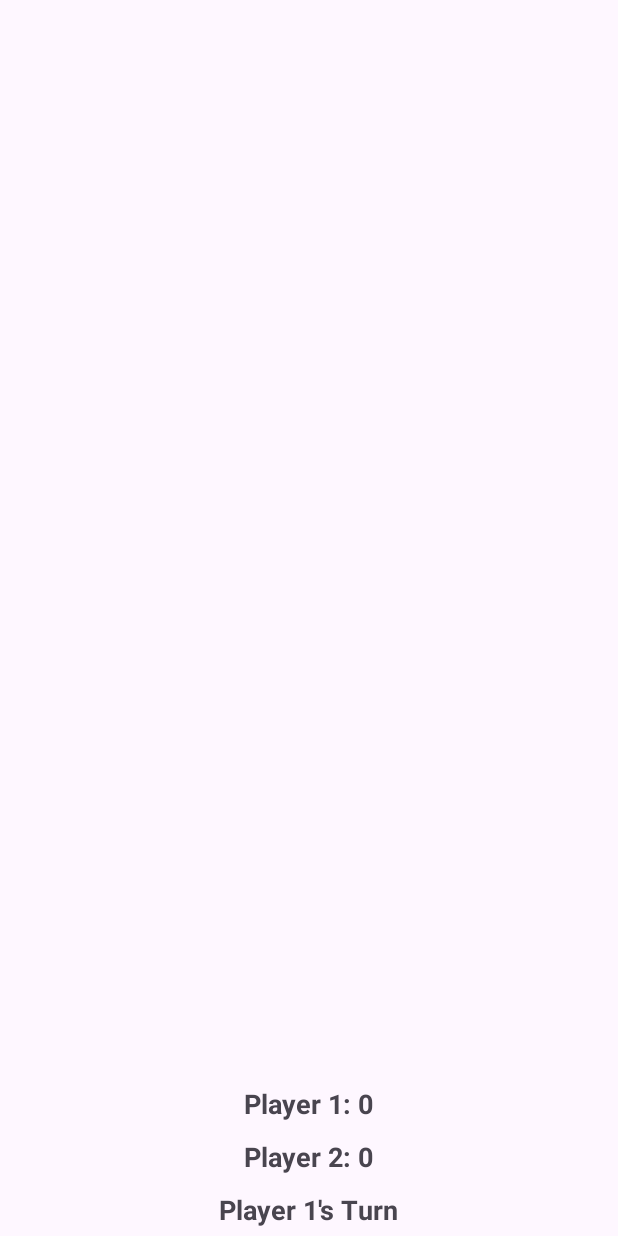
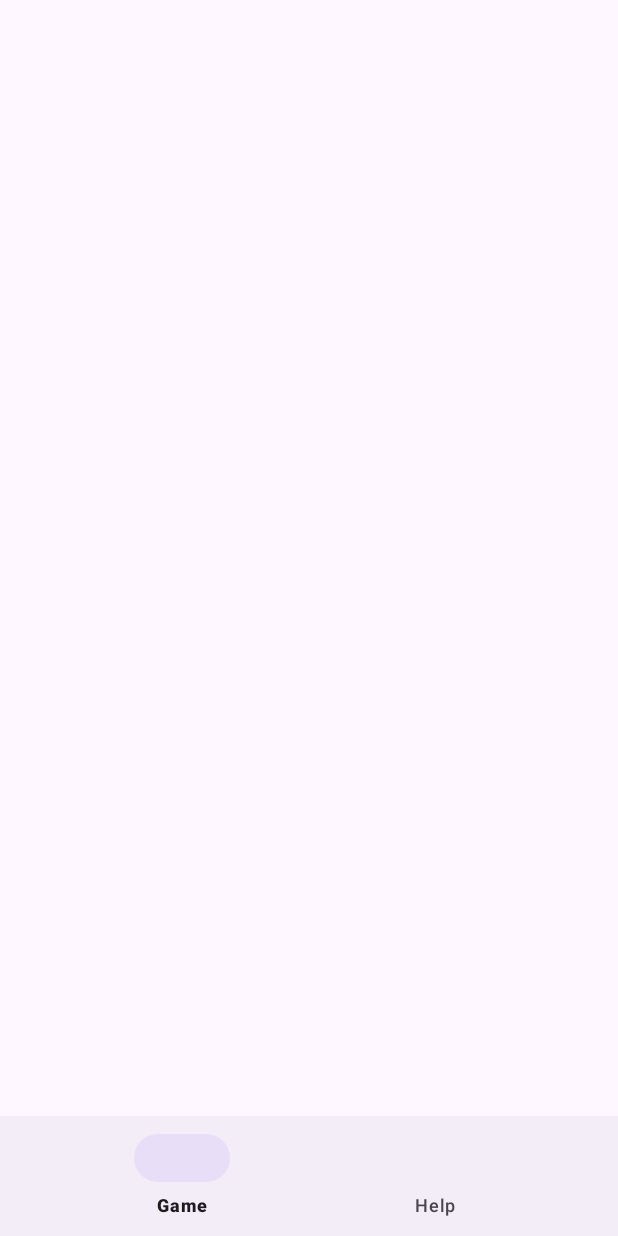
Before and after one commit to BrendanoElTaco/CSCI3660_Memory_Game, an Android app: the layout activity_main.xml on its own in the app's theme, with its tools: preview values and no code run, on a phone screen of 412 x 824 dp. Run offline under Robolectric (Android 15) with nearby library versions, the phone set to English and light mode, and no system bars.

Commit message:
Jamie added a functional nav bar and game restart

```diff
--- a/app/src/main/res/layout/activity_main.xml
+++ b/app/src/main/res/layout/activity_main.xml
@@ -1,50 +1,19 @@
-<?xml version="1.0" encoding="utf-8"?>
-<LinearLayout xmlns:android="http://schemas.android.com/apk/res/android"
-    xmlns:tools="http://schemas.android.com/tools"
+<RelativeLayout xmlns:android="http://schemas.android.com/apk/res/android"
+    xmlns:app="http://schemas.android.com/apk/res-auto"
     android:layout_width="match_parent"
-    android:layout_height="match_parent"
-    android:orientation="vertical"
-    android:gravity="center"
-    tools:context=".MainActivity">
+    android:layout_height="match_parent">
 
-    <androidx.recyclerview.widget.RecyclerView
-        android:id="@+id/recyclerView"
+    <FrameLayout
+        android:id="@+id/fragment_container"
         android:layout_width="match_parent"
-        android:layout_height="0dp"
-        android:layout_weight="1"
-        android:padding="5dp"
-        android:clipToPadding="false" />
+        android:layout_height="match_parent"
+        android:layout_above="@id/bottom_navigation" />
 
-    <!-- this is scores of player21 -->
-    <TextView
-        android:id="@+id/player1_score"
-        android:layout_width="wrap_content"
+    <com.google.android.material.bottomnavigation.BottomNavigationView
+        android:id="@+id/bottom_navigation"
+        android:layout_width="match_parent"
         android:layout_height="wrap_content"
-        android:text="Player 1: 0"
-        android:textSize="18sp"
-        android:textStyle="bold"
-        android:padding="5dp" />
+        android:layout_alignParentBottom="true"
+        app:menu="@menu/bottom_navigation_menu" />
 
-    <!-- this is score for player2 -->
-    <TextView
-        android:id="@+id/player2_score"
-        android:layout_width="wrap_content"
-        android:layout_height="wrap_content"
-        android:text="Player 2: 0"
-        android:textSize="18sp"
-        android:textStyle="bold"
-        android:padding="5dp" />
-
-
-
-    <!-- this shows what player is currently playing -->
-    <TextView
-        android:id="@+id/current_player"
-        android:layout_width="wrap_content"
-        android:layout_height="wrap_content"
-        android:text="Player 1's Turn"
-        android:textSize="18sp"
-        android:textStyle="bold"
-        android:padding="5dp" />
-
-</LinearLayout>
+</RelativeLayout>
--- /dev/null
+++ b/app/src/main/res/menu/bottom_navigation_menu.xml
@@ -0,0 +1,9 @@
+<?xml version="1.0" encoding="utf-8"?>
+<menu xmlns:android="http://schemas.android.com/apk/res/android">
+    <item
+        android:id="@+id/nav_game"
+        android:title="Game" />
+    <item
+        android:id="@+id/nav_help"
+        android:title="Help" />
+</menu>
```
Also changed, not shown: app/src/main/java/com/termproject/memorygame/GameFragment.java (added, +166 -0 lines), app/src/main/java/com/termproject/memorygame/HelpFragment.java (added, +34 -0 lines), app/src/main/java/com/termproject/memorygame/MainActivity.java (+24 -125 lines), app/src/main/res/layout/fragment_game.xml (added, +44 -0 lines), app/src/main/res/layout/fragment_help.xml (added, +14 -0 lines).
